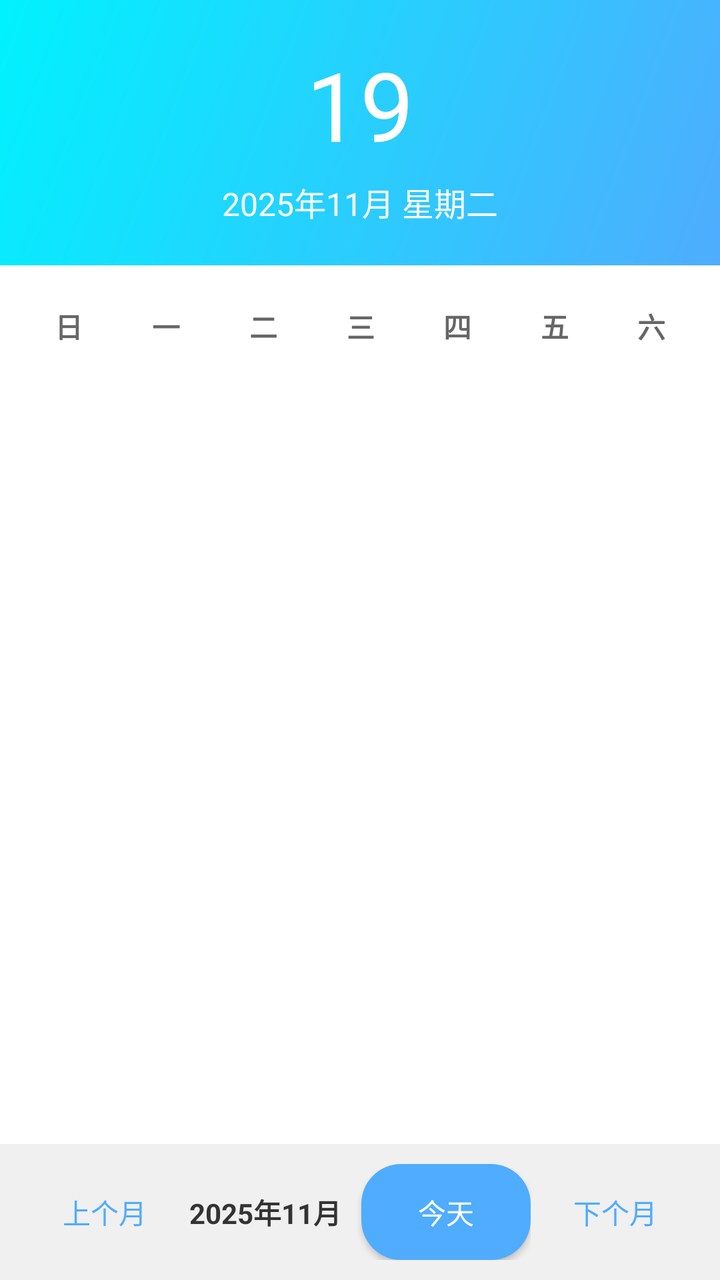
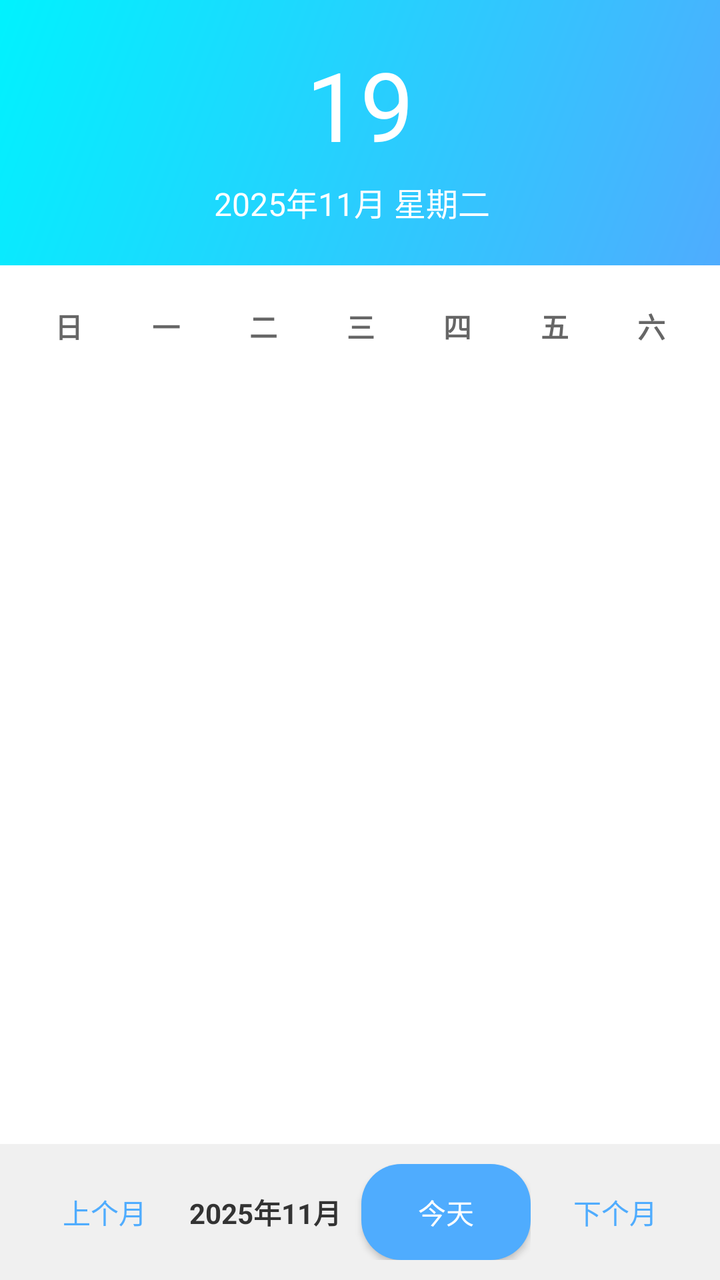

An Android layout rendered at two revisions. The XML below is the earlier revision; the diff shows what the commit changed to produce the second picture.
<!-- AndroidManifest.xml: application theme AppTheme -->
<!-- res/layout/activity_main.xml -->
<?xml version="1.0" encoding="utf-8"?>
<LinearLayout xmlns:android="http://schemas.android.com/apk/res/android"
    android:layout_width="match_parent"
    android:layout_height="match_parent"
    android:background="@drawable/gradient_background"
    android:orientation="vertical"
    android:padding="0dp">

    
    <LinearLayout
        android:layout_width="match_parent"
        android:layout_height="wrap_content"
        android:background="@drawable/header_gradient"
        android:orientation="vertical"
        android:padding="20dp">

        <TextView
            android:id="@+id/currentDay"
            android:layout_width="wrap_content"
            android:layout_height="wrap_content"
            android:layout_gravity="center"
            android:text="19"
            android:textColor="@color/white"
            android:textSize="48sp"
            android:textStyle="normal" />

        <TextView
            android:id="@+id/currentDate"
            android:layout_width="wrap_content"
            android:layout_height="wrap_content"
            android:layout_gravity="center"
            android:text="2025年11月 星期二"
            android:textColor="@color/white"
            android:textSize="16sp"
            android:layout_marginTop="5dp" />

    </LinearLayout>

    
    <LinearLayout
        android:layout_width="match_parent"
        android:layout_height="0dp"
        android:layout_weight="1"
        android:background="@android:color/white"
        android:orientation="vertical"
        android:padding="10dp">

        
        <GridLayout
            android:layout_width="match_parent"
            android:layout_height="wrap_content"
            android:columnCount="7"
            android:rowCount="1">

            <TextView
                android:layout_width="0dp"
                android:layout_height="wrap_content"
                android:layout_columnWeight="1"
                android:gravity="center"
                android:padding="10dp"
                android:text="日"
                android:textColor="@color/gray"
                android:textStyle="bold"
                android:textSize="14sp" />

            <TextView
                android:layout_width="0dp"
                android:layout_height="wrap_content"
                android:layout_columnWeight="1"
                android:gravity="center"
                android:padding="10dp"
                android:text="一"
                android:textColor="@color/gray"
                android:textStyle="bold"
                android:textSize="14sp" />

            <TextView
                android:layout_width="0dp"
                android:layout_height="wrap_content"
                android:layout_columnWeight="1"
                android:gravity="center"
                android:padding="10dp"
                android:text="二"
                android:textColor="@color/gray"
                android:textStyle="bold"
                android:textSize="14sp" />

            <TextView
                android:layout_width="0dp"
                android:layout_height="wrap_content"
                android:layout_columnWeight="1"
                android:gravity="center"
                android:padding="10dp"
                android:text="三"
                android:textColor="@color/gray"
                android:textStyle="bold"
                android:textSize="14sp" />

            <TextView
                android:layout_width="0dp"
                android:layout_height="wrap_content"
                android:layout_columnWeight="1"
                android:gravity="center"
                android:padding="10dp"
                android:text="四"
                android:textColor="@color/gray"
                android:textStyle="bold"
                android:textSize="14sp" />

            <TextView
                android:layout_width="0dp"
                android:layout_height="wrap_content"
                android:layout_columnWeight="1"
                android:gravity="center"
                android:padding="10dp"
                android:text="五"
                android:textColor="@color/gray"
                android:textStyle="bold"
                android:textSize="14sp" />

            <TextView
                android:layout_width="0dp"
                android:layout_height="wrap_content"
                android:layout_columnWeight="1"
                android:gravity="center"
                android:padding="10dp"
                android:text="六"
                android:textColor="@color/gray"
                android:textStyle="bold"
                android:textSize="14sp" />

        </GridLayout>

        
        <GridLayout
            android:id="@+id/calendarGrid"
            android:layout_width="match_parent"
            android:layout_height="0dp"
            android:layout_weight="1"
            android:layout_marginTop="5dp"
            android:columnCount="7"
            android:rowCount="6" />

    </LinearLayout>

    
    <LinearLayout
        android:layout_width="match_parent"
        android:layout_height="wrap_content"
        android:background="@color/light_gray"
        android:orientation="horizontal"
        android:padding="10dp">

        <Button
            android:id="@+id/prevMonthBtn"
            android:layout_width="wrap_content"
            android:layout_height="wrap_content"
            android:layout_weight="1"
            android:background="@drawable/nav_button"
            android:text="@string/prev_month"
            android:textColor="@color/colorPrimary" />

        <LinearLayout
            android:layout_width="wrap_content"
            android:layout_height="wrap_content"
            android:layout_weight="1"
            android:gravity="center"
            android:orientation="horizontal">

            <TextView
                android:id="@+id/displayMonth"
                android:layout_width="wrap_content"
                android:layout_height="wrap_content"
                android:text="2025年11月"
                android:textColor="@color/dark_gray"
                android:textStyle="bold"
                android:textSize="14sp" />

            <Button
                android:id="@+id/todayBtn"
                android:layout_width="wrap_content"
                android:layout_height="wrap_content"
                android:layout_marginStart="10dp"
                android:background="@drawable/today_button"
                android:text="@string/today"
                android:textColor="@color/white" />

        </LinearLayout>

        <Button
            android:id="@+id/nextMonthBtn"
            android:layout_width="wrap_content"
            android:layout_height="wrap_content"
            android:layout_weight="1"
            android:background="@drawable/nav_button"
            android:text="@string/next_month"
            android:textColor="@color/colorPrimary" />

    </LinearLayout>

</LinearLayout>
<!-- resources referenced by this layout -->
<resources>
  <color name="colorPrimary">#4facfe</color>
  <color name="dark_gray">#333333</color>
  <color name="gray">#666666</color>
  <color name="light_gray">#f0f0f0</color>
  <color name="white">#FFFFFF</color>
  <!-- drawable gradient_background (drawable) -->
  <?xml version="1.0" encoding="utf-8"?>
  <shape xmlns:android="http://schemas.android.com/apk/res/android">
      <gradient
          android:startColor="#667eea"
          android:endColor="#764ba2"
          android:angle="135" />
  </shape>
  <!-- drawable header_gradient (drawable) -->
  <?xml version="1.0" encoding="utf-8"?>
  <shape xmlns:android="http://schemas.android.com/apk/res/android">
      <gradient
          android:startColor="#4facfe"
          android:endColor="#00f2fe"
          android:angle="135" />
  </shape>
  <!-- drawable nav_button (drawable) -->
  <?xml version="1.0" encoding="utf-8"?>
  <selector xmlns:android="http://schemas.android.com/apk/res/android">
      <item android:state_pressed="true">
          <shape android:shape="rectangle">
              <solid android:color="#4facfe" />
              <corners android:radius="20dp" />
          </shape>
      </item>
      <item>
          <shape android:shape="rectangle">
              <solid android:color="@android:color/transparent" />
              <corners android:radius="20dp" />
          </shape>
      </item>
  </selector>
  <!-- drawable today_button (drawable) -->
  <?xml version="1.0" encoding="utf-8"?>
  <selector xmlns:android="http://schemas.android.com/apk/res/android">
      <item android:state_pressed="true">
          <shape android:shape="rectangle">
              <solid android:color="#3a9de8" />
              <corners android:radius="20dp" />
          </shape>
      </item>
      <item>
          <shape android:shape="rectangle">
              <solid android:color="#4facfe" />
              <corners android:radius="20dp" />
          </shape>
      </item>
  </selector>
  <string name="next_month">下个月</string>
  <string name="prev_month">上个月</string>
  <string name="today">今天</string>
  <style name="AppTheme" parent="Theme.AppCompat.Light.DarkActionBar">
          
          <item name="colorPrimary">@color/colorPrimary</item>
          <item name="colorPrimaryDark">@color/colorPrimaryDark</item>
          <item name="colorAccent">@color/colorAccent</item>
      </style>
  <color name="colorPrimaryDark">#3a9de8</color>
  <color name="colorAccent">#00f2fe</color>
</resources>

<!-- the commit's change to res/layout/activity_main.xml (unified diff, before → after) -->
@@ -24,15 +24,34 @@
             android:textSize="48sp"
             android:textStyle="normal" />
 
-        <TextView
-            android:id="@+id/currentDate"
+        <LinearLayout
             android:layout_width="wrap_content"
             android:layout_height="wrap_content"
             android:layout_gravity="center"
-            android:text="2025年11月 星期二"
-            android:textColor="@color/white"
-            android:textSize="16sp"
-            android:layout_marginTop="5dp" />
+            android:orientation="horizontal"
+            android:layout_marginTop="5dp">
+
+            <TextView
+                android:id="@+id/currentDate"
+                android:layout_width="wrap_content"
+                android:layout_height="wrap_content"
+                android:text="2025年11月 星期二"
+                android:textColor="@color/white"
+                android:textSize="16sp" />
+
+            <TextView
+                android:id="@+id/cityName"
+                android:layout_width="wrap_content"
+                android:layout_height="wrap_content"
+                android:textSize="13sp"
+                android:textColor="@color/white"
+                android:clickable="true"
+                android:focusable="true"
+                android:background="?attr/selectableItemBackground"
+                android:drawablePadding="4dp"
+                android:layout_marginStart="8dp" />
+
+        </LinearLayout>
 
     </LinearLayout>
 
